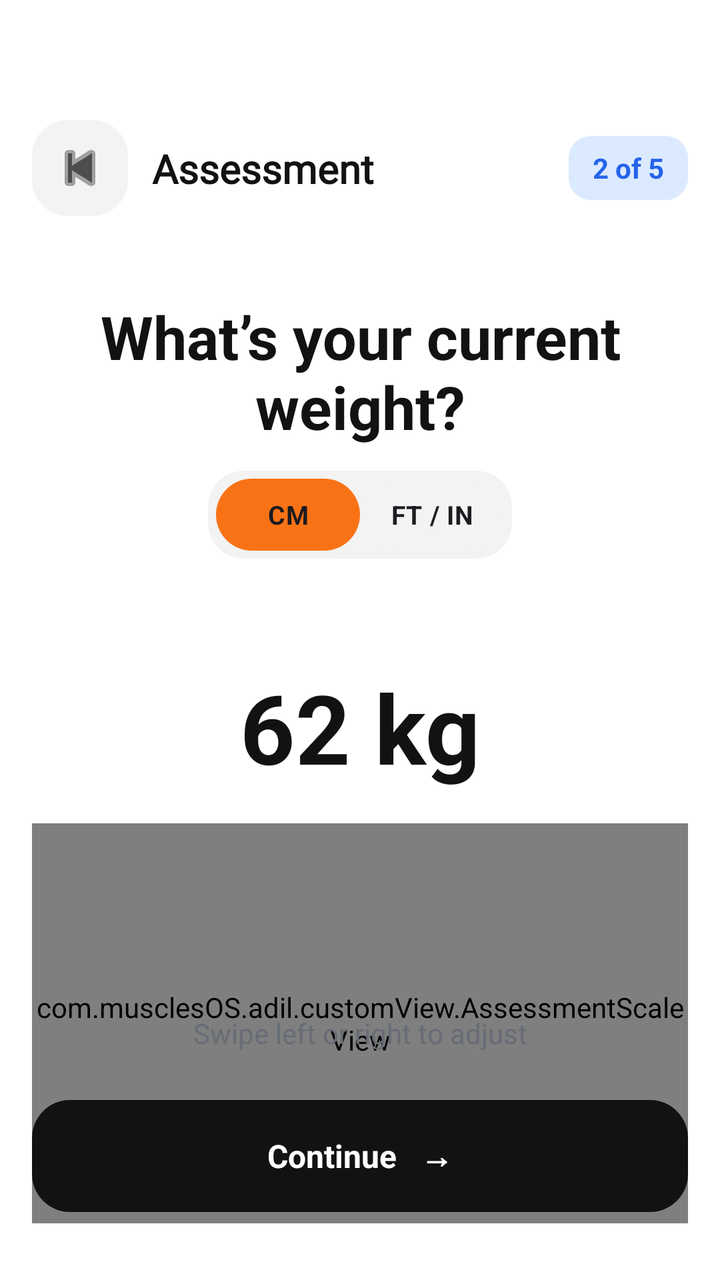
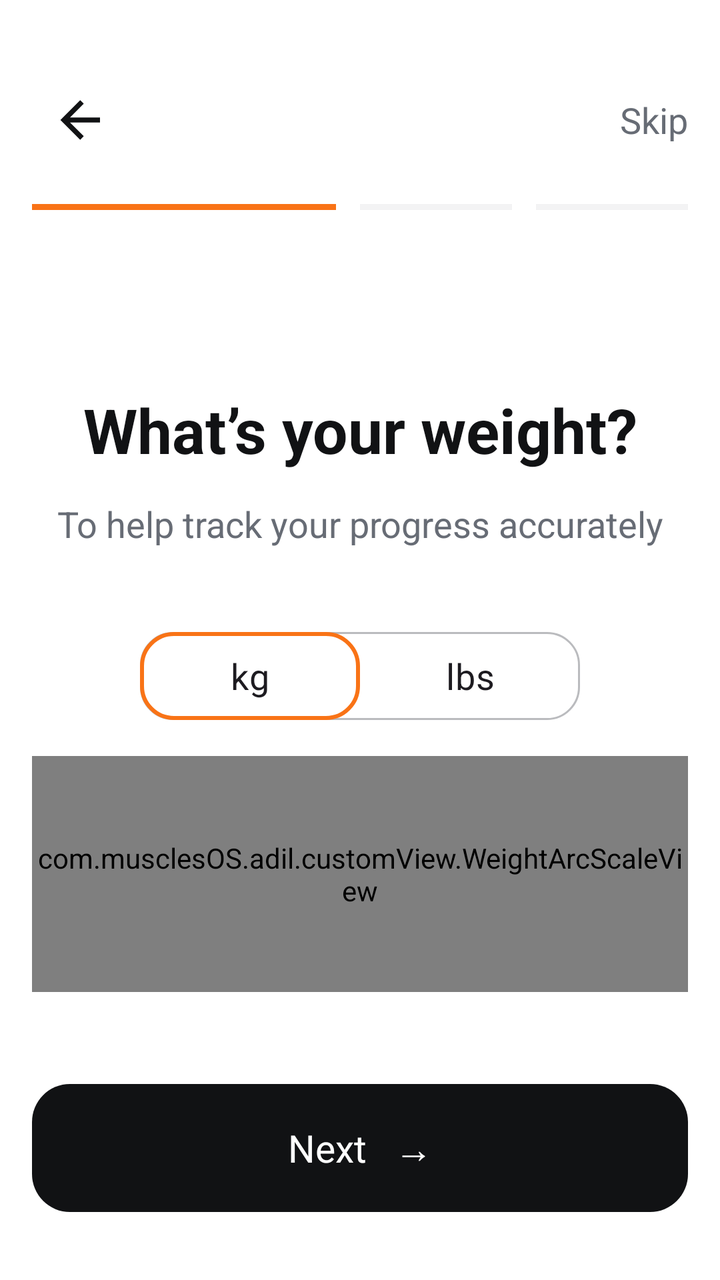

Two renders of the same Android screen: before a commit and after it. Below are the layout's source before the change and the commit's diff.
<!-- AndroidManifest.xml: application theme Theme.MuscleOS -->
<!-- res/layout/fragment_weight.xml -->
<?xml version="1.0" encoding="utf-8"?>
<androidx.constraintlayout.widget.ConstraintLayout xmlns:android="http://schemas.android.com/apk/res/android"
    xmlns:app="http://schemas.android.com/apk/res-auto"
    android:layout_width="match_parent"
    android:layout_height="match_parent"
    android:background="@color/bg_main"
    android:paddingHorizontal="16dp">

    <include
        android:id="@+id/header"
        layout="@layout/onboarding_header_height" />

    <TextView
        android:id="@+id/title"
        android:layout_width="0dp"
        android:layout_height="wrap_content"
        android:layout_marginTop="40dp"
        android:gravity="center"
        android:text="What’s your current weight?"
        android:textColor="@color/text_main"
        android:textSize="30sp"
        android:textStyle="bold"
        app:layout_constraintEnd_toEndOf="parent"
        app:layout_constraintStart_toStartOf="parent"
        app:layout_constraintTop_toBottomOf="@id/header" />

    <RadioGroup
        android:id="@+id/unitGroup"
        android:layout_width="wrap_content"
        android:layout_height="44dp"
        android:layout_marginTop="12dp"
        android:orientation="horizontal"
        android:background="@drawable/bg_onboarding_choice"
        android:padding="4dp"
        app:layout_constraintEnd_toEndOf="parent"
        app:layout_constraintStart_toStartOf="parent"
        app:layout_constraintTop_toBottomOf="@id/title">

        <RadioButton
            android:id="@+id/kg"
            android:layout_width="72dp"
            android:layout_height="match_parent"
            android:button="@null"
            android:gravity="center"
            android:text="CM"
            android:textSize="13sp"
            android:textStyle="bold"
            android:checked="true"
            android:background="@drawable/bg_onboarding_choice_selected" />

        <RadioButton
            android:id="@+id/lbs"
            android:layout_width="72dp"
            android:layout_height="match_parent"
            android:button="@null"
            android:gravity="center"
            android:text="FT / IN"
            android:textSize="13sp"
            android:textStyle="bold"
            android:background="@drawable/bg_onboarding_choice" />

    </RadioGroup>

    <TextView
        android:id="@+id/weightValue"
        android:layout_width="wrap_content"
        android:layout_height="wrap_content"
        android:layout_marginTop="52dp"
        android:text="62 kg"
        android:textColor="@color/text_main"
        android:textSize="48sp"
        android:textStyle="bold"
        app:layout_constraintEnd_toEndOf="parent"
        app:layout_constraintStart_toStartOf="parent"
        app:layout_constraintTop_toBottomOf="@id/unitGroup" />

    <com.musclesOS.adil.customView.AssessmentScaleView
        android:id="@+id/weightScale"
        android:layout_width="0dp"
        android:layout_height="200dp"
        android:layout_marginTop="16dp"
        app:layout_constraintEnd_toEndOf="parent"
        app:layout_constraintStart_toStartOf="parent"
        app:layout_constraintTop_toBottomOf="@id/weightValue"
        app:layout_constraintBottom_toTopOf="@id/hint"
        app:layout_constraintVertical_bias="0.0" />

    <TextView
        android:id="@+id/hint"
        android:layout_width="wrap_content"
        android:layout_height="wrap_content"
        android:layout_marginBottom="24dp"
        android:text="Swipe left or right to adjust"
        android:textColor="@color/text_hint"
        android:textSize="14sp"
        app:layout_constraintBottom_toTopOf="@id/button3"
        app:layout_constraintEnd_toEndOf="parent"
        app:layout_constraintStart_toStartOf="parent" />

    <TextView
        android:id="@+id/button3"
        android:layout_width="0dp"
        android:layout_height="56dp"
        android:layout_marginBottom="34dp"
        android:background="@drawable/bg_onboarding_button"
        android:gravity="center"
        android:text="Continue   →"
        android:textColor="@color/white"
        android:textSize="16sp"
        android:textStyle="bold"
        app:layout_constraintBottom_toBottomOf="parent"
        app:layout_constraintEnd_toEndOf="parent"
        app:layout_constraintStart_toStartOf="parent" />
</androidx.constraintlayout.widget.ConstraintLayout>
<!-- res/layout/onboarding_header_height.xml (included above) -->
<?xml version="1.0" encoding="utf-8"?>
<androidx.constraintlayout.widget.ConstraintLayout xmlns:android="http://schemas.android.com/apk/res/android" xmlns:app="http://schemas.android.com/apk/res-auto" android:layout_width="match_parent" android:layout_height="108dp">
    <ImageButton android:id="@+id/backButton" android:layout_width="48dp" android:layout_height="48dp" android:layout_marginTop="60dp" android:background="@drawable/bg_onboarding_choice" android:contentDescription="Back" android:src="@android:drawable/ic_media_previous" app:tint="@color/text_sub" app:layout_constraintStart_toStartOf="parent" app:layout_constraintTop_toTopOf="parent"/>
    <TextView android:id="@+id/assessmentTitle" android:layout_width="0dp" android:layout_height="wrap_content" android:layout_marginStart="12dp" android:fontFamily="@font/work_sans" android:text="Assessment" android:textColor="@color/text_main" android:textSize="20sp" android:textStyle="bold" app:layout_constraintBottom_toBottomOf="@id/backButton" app:layout_constraintStart_toEndOf="@id/backButton" app:layout_constraintTop_toTopOf="@id/backButton"/>
    <TextView android:id="@+id/progress" android:layout_width="wrap_content" android:layout_height="32dp" android:background="@drawable/bg_onboarding_tag" android:gravity="center" android:paddingHorizontal="12dp" android:text="2 of 5" android:textColor="#2563EB" android:textSize="14sp" android:textStyle="bold" app:layout_constraintBottom_toBottomOf="@id/backButton" app:layout_constraintEnd_toEndOf="parent" app:layout_constraintTop_toTopOf="@id/backButton"/>
</androidx.constraintlayout.widget.ConstraintLayout>
<!-- resources referenced by this layout -->
<resources>
  <color name="bg_main">#FFFFFF</color>
  <color name="text_hint">#676C75</color>
  <color name="text_main">#111214</color>
  <color name="text_sub">#4D4D4D</color>
  <color name="white">#FFFFFFFF</color>
  <!-- drawable bg_onboarding_button (drawable) -->
  <?xml version="1.0" encoding="utf-8"?>
  <shape xmlns:android="http://schemas.android.com/apk/res/android" android:shape="rectangle">
      <solid android:color="@color/btn_bg" />
      <corners android:radius="19dp" />
  </shape>
  <!-- drawable bg_onboarding_choice (drawable) -->
  <?xml version="1.0" encoding="utf-8"?>
  <shape xmlns:android="http://schemas.android.com/apk/res/android" android:shape="rectangle">
      <solid android:color="@color/field_bg" />
      <corners android:radius="18dp" />
  </shape>
  <!-- drawable bg_onboarding_choice_selected (drawable) -->
  <?xml version="1.0" encoding="utf-8"?>
  <shape xmlns:android="http://schemas.android.com/apk/res/android" android:shape="rectangle">
      <solid android:color="@color/orange_primary" />
      <corners android:radius="18dp" />
  </shape>
  <!-- drawable bg_onboarding_tag (drawable) -->
  <?xml version="1.0" encoding="utf-8"?>
  <shape xmlns:android="http://schemas.android.com/apk/res/android" android:shape="rectangle">
      <solid android:color="#DBEAFE" />
      <corners android:radius="11dp" />
  </shape>
  <style name="Theme.MuscleOS" parent="Base.Theme.MuscleOS" />
  <color name="btn_bg">#111214</color>
  <color name="field_bg">#F3F3F4</color>
  <color name="orange_primary">#F97316</color>
  <style name="Base.Theme.MuscleOS" parent="Theme.Material3.DayNight.NoActionBar">
          <item name="colorPrimary">@color/orange_vibrant</item>
          <item name="colorOnPrimary">@color/white</item>
          <item name="colorAccent">@color/orange_primary</item>
          <item name="android:colorAccent">@color/orange_primary</item>
          <item name="android:windowBackground">@color/bg_main</item>
          <item name="colorSurface">@color/bg_main</item>
          <item name="android:textColorPrimary">@color/text_main</item>
  
          <item name="colorSecondary">@color/orange_vibrant</item>
          <item name="colorOnSecondary">@color/white</item>
  
          <item name="colorTertiary">@color/orange_vibrant</item>
  
          <item name="colorControlActivated">@color/orange_primary</item>
          <item name="android:textColorHighlight">#33F97316</item>
      </style>
  <color name="orange_vibrant">#FF6B35</color>
</resources>

<!-- the commit's change to res/layout/fragment_weight.xml (unified diff, before → after) -->
@@ -1,121 +1,25 @@
 <?xml version="1.0" encoding="utf-8"?>
-<androidx.constraintlayout.widget.ConstraintLayout xmlns:android="http://schemas.android.com/apk/res/android"
-    xmlns:app="http://schemas.android.com/apk/res-auto"
-    android:layout_width="match_parent"
-    android:layout_height="match_parent"
-    android:background="@color/bg_main"
-    android:paddingHorizontal="16dp">
-
-    <include
-        android:id="@+id/header"
-        layout="@layout/onboarding_header_height" />
-
-    <TextView
-        android:id="@+id/title"
-        android:layout_width="0dp"
-        android:layout_height="wrap_content"
-        android:layout_marginTop="40dp"
-        android:gravity="center"
-        android:text="What’s your current weight?"
-        android:textColor="@color/text_main"
-        android:textSize="30sp"
-        android:textStyle="bold"
-        app:layout_constraintEnd_toEndOf="parent"
-        app:layout_constraintStart_toStartOf="parent"
-        app:layout_constraintTop_toBottomOf="@id/header" />
-
-    <RadioGroup
-        android:id="@+id/unitGroup"
-        android:layout_width="wrap_content"
-        android:layout_height="44dp"
-        android:layout_marginTop="12dp"
-        android:orientation="horizontal"
-        android:background="@drawable/bg_onboarding_choice"
-        android:padding="4dp"
-        app:layout_constraintEnd_toEndOf="parent"
-        app:layout_constraintStart_toStartOf="parent"
-        app:layout_constraintTop_toBottomOf="@id/title">
-
-        <RadioButton
-            android:id="@+id/kg"
-            android:layout_width="72dp"
-            android:layout_height="match_parent"
-            android:button="@null"
-            android:gravity="center"
-            android:text="CM"
-            android:textSize="13sp"
-            android:textStyle="bold"
-            android:checked="true"
-            android:background="@drawable/bg_onboarding_choice_selected" />
-
-        <RadioButton
-            android:id="@+id/lbs"
-            android:layout_width="72dp"
-            android:layout_height="match_parent"
-            android:button="@null"
-            android:gravity="center"
-            android:text="FT / IN"
-            android:textSize="13sp"
-            android:textStyle="bold"
-            android:background="@drawable/bg_onboarding_choice" />
-
+<androidx.constraintlayout.widget.ConstraintLayout xmlns:android="http://schemas.android.com/apk/res/android" xmlns:app="http://schemas.android.com/apk/res-auto" android:layout_width="match_parent" android:layout_height="match_parent" android:background="@color/bg_main" android:paddingHorizontal="16dp">
+    <include android:id="@+id/header" layout="@layout/onboarding_measurement_header" />
+    <TextView android:id="@+id/title" android:layout_width="0dp" android:layout_height="wrap_content" android:layout_marginTop="54dp" android:gravity="center" android:text="What’s your weight?" android:textColor="@color/text_main" android:textSize="31sp" android:textStyle="bold" app:layout_constraintEnd_toEndOf="parent" app:layout_constraintStart_toStartOf="parent" app:layout_constraintTop_toBottomOf="@id/header" />
+    <TextView android:id="@+id/subtitle" android:layout_width="wrap_content" android:layout_height="wrap_content" android:layout_marginTop="14dp" android:text="To help track your progress accurately" android:textColor="@color/text_hint" android:textSize="18sp" app:layout_constraintEnd_toEndOf="parent" app:layout_constraintStart_toStartOf="parent" app:layout_constraintTop_toBottomOf="@id/title" />
+    <RadioGroup android:id="@+id/unitGroup" android:layout_width="220dp" android:layout_height="44dp" android:layout_marginTop="42dp" android:background="@drawable/bg_measurement_toggle" android:orientation="horizontal" app:layout_constraintEnd_toEndOf="parent" app:layout_constraintStart_toStartOf="parent" app:layout_constraintTop_toBottomOf="@id/subtitle">
+        <RadioButton android:id="@+id/kg" android:layout_width="0dp" android:layout_height="match_parent" android:layout_weight="1" android:background="@drawable/bg_measurement_toggle_selected" android:button="@null" android:checked="true" android:gravity="center" android:text="kg" android:textSize="18sp" />
+        <RadioButton android:id="@+id/lbs" android:layout_width="0dp" android:layout_height="match_parent" android:layout_weight="1" android:background="@android:color/transparent" android:button="@null" android:gravity="center" android:text="lbs" android:textSize="18sp" />
     </RadioGroup>
-
-    <TextView
-        android:id="@+id/weightValue"
-        android:layout_width="wrap_content"
-        android:layout_height="wrap_content"
-        android:layout_marginTop="52dp"
-        android:text="62 kg"
-        android:textColor="@color/text_main"
-        android:textSize="48sp"
-        android:textStyle="bold"
-        app:layout_constraintEnd_toEndOf="parent"
-        app:layout_constraintStart_toStartOf="parent"
-        app:layout_constraintTop_toBottomOf="@id/unitGroup" />
-
-    <com.musclesOS.adil.customView.AssessmentScaleView
-        android:id="@+id/weightScale"
-        android:layout_width="0dp"
-        android:layout_height="200dp"
-        android:layout_marginTop="16dp"
-        app:layout_constraintEnd_toEndOf="parent"
-        app:layout_constraintStart_toStartOf="parent"
-        app:layout_constraintTop_toBottomOf="@id/weightValue"
-        app:layout_constraintBottom_toTopOf="@id/hint"
-        app:layout_constraintVertical_bias="0.0" />
-
-    <TextView
-        android:id="@+id/hint"
-        android:layout_width="wrap_content"
-        android:layout_height="wrap_content"
-        android:layout_marginBottom="24dp"
-        android:text="Swipe left or right to adjust"
-        android:textColor="@color/text_hint"
-        android:textSize="14sp"
-        app:layout_constraintBottom_toTopOf="@id/button3"
-        app:layout_constraintEnd_toEndOf="parent"
-        app:layout_constraintStart_toStartOf="parent" />
-
-    <TextView
-        android:id="@+id/button3"
-        android:layout_width="0dp"
-        android:layout_height="56dp"
-        android:layout_marginBottom="34dp"
-        android:background="@drawable/bg_onboarding_button"
-        android:gravity="center"
-        android:text="Continue   →"
-        android:textColor="@color/white"
-        android:textSize="16sp"
-        android:textStyle="bold"
-        app:layout_constraintBottom_toBottomOf="parent"
-        app:layout_constraintEnd_toEndOf="parent"
-        app:layout_constraintStart_toStartOf="parent" />
+    <TextView android:id="@+id/weightValue" android:layout_width="1dp" android:layout_height="1dp" android:visibility="gone" />
+    <com.musclesOS.adil.customView.WeightArcScaleView android:id="@+id/weightScale" android:layout_width="0dp" android:layout_height="0dp" android:layout_marginTop="18dp" android:layout_marginBottom="46dp" app:layout_constraintBottom_toTopOf="@id/button3" app:layout_constraintEnd_toEndOf="parent" app:layout_constraintStart_toStartOf="parent" app:layout_constraintTop_toBottomOf="@id/unitGroup" />
+    <TextView android:id="@+id/hint" android:layout_width="1dp" android:layout_height="1dp" android:visibility="gone" />
+    <TextView android:id="@+id/button3" android:layout_width="0dp" android:layout_height="64dp" android:layout_marginBottom="34dp" android:background="@drawable/bg_onboarding_button" android:gravity="center" android:text="Next   →" android:textColor="@color/btn_text" android:textSize="19sp" app:layout_constraintBottom_toBottomOf="parent" app:layout_constraintEnd_toEndOf="parent" app:layout_constraintStart_toStartOf="parent" />
 </androidx.constraintlayout.widget.ConstraintLayout>
-<!-- res/layout/onboarding_header_height.xml (included above) -->
+<!-- res/layout/onboarding_measurement_header.xml (included above) -->
 <?xml version="1.0" encoding="utf-8"?>
-<androidx.constraintlayout.widget.ConstraintLayout xmlns:android="http://schemas.android.com/apk/res/android" xmlns:app="http://schemas.android.com/apk/res-auto" android:layout_width="match_parent" android:layout_height="108dp">
-    <ImageButton android:id="@+id/backButton" android:layout_width="48dp" android:layout_height="48dp" android:layout_marginTop="60dp" android:background="@drawable/bg_onboarding_choice" android:contentDescription="Back" android:src="@android:drawable/ic_media_previous" app:tint="@color/text_sub" app:layout_constraintStart_toStartOf="parent" app:layout_constraintTop_toTopOf="parent"/>
-    <TextView android:id="@+id/assessmentTitle" android:layout_width="0dp" android:layout_height="wrap_content" android:layout_marginStart="12dp" android:fontFamily="@font/work_sans" android:text="Assessment" android:textColor="@color/text_main" android:textSize="20sp" android:textStyle="bold" app:layout_constraintBottom_toBottomOf="@id/backButton" app:layout_constraintStart_toEndOf="@id/backButton" app:layout_constraintTop_toTopOf="@id/backButton"/>
-    <TextView android:id="@+id/progress" android:layout_width="wrap_content" android:layout_height="32dp" android:background="@drawable/bg_onboarding_tag" android:gravity="center" android:paddingHorizontal="12dp" android:text="2 of 5" android:textColor="#2563EB" android:textSize="14sp" android:textStyle="bold" app:layout_constraintBottom_toBottomOf="@id/backButton" app:layout_constraintEnd_toEndOf="parent" app:layout_constraintTop_toTopOf="@id/backButton"/>
+<androidx.constraintlayout.widget.ConstraintLayout xmlns:android="http://schemas.android.com/apk/res/android" xmlns:app="http://schemas.android.com/apk/res-auto" android:layout_width="match_parent" android:layout_height="140dp">
+    <ImageButton android:id="@+id/backButton" android:layout_width="48dp" android:layout_height="48dp" android:layout_marginTop="36dp" android:background="@android:color/transparent" android:contentDescription="Back" android:padding="10dp" android:rotation="180" android:src="@drawable/ic_arrow_right" app:tint="@color/text_main" app:layout_constraintStart_toStartOf="parent" app:layout_constraintTop_toTopOf="parent" />
+    <TextView android:id="@+id/skip" android:layout_width="wrap_content" android:layout_height="48dp" android:layout_marginTop="36dp" android:gravity="center" android:text="Skip" android:textColor="@color/text_hint" android:textSize="18sp" app:layout_constraintEnd_toEndOf="parent" app:layout_constraintTop_toTopOf="parent" />
+    <LinearLayout android:id="@+id/progress" android:layout_width="0dp" android:layout_height="3dp" android:layout_marginTop="18dp" android:orientation="horizontal" app:layout_constraintEnd_toEndOf="parent" app:layout_constraintStart_toStartOf="parent" app:layout_constraintTop_toBottomOf="@id/backButton">
+        <View android:id="@+id/progressFilled" android:layout_width="0dp" android:layout_height="match_parent" android:layout_weight="2" android:background="@color/orange_primary" />
+        <View android:layout_width="0dp" android:layout_height="match_parent" android:layout_marginStart="12dp" android:layout_weight="1" android:background="@color/field_bg" />
+        <View android:layout_width="0dp" android:layout_height="match_parent" android:layout_marginStart="12dp" android:layout_weight="1" android:background="@color/field_bg" />
+    </LinearLayout>
 </androidx.constraintlayout.widget.ConstraintLayout>
<!-- resource entries referenced after the edit -->
@@ -1,9 +1,15 @@
 <!-- resources referenced by this layout -->
 <resources>
   <color name="bg_main">#FFFFFF</color>
+  <color name="btn_text">#FFFFFF</color>
   <color name="text_hint">#676C75</color>
   <color name="text_main">#111214</color>
-  <color name="text_sub">#4D4D4D</color>
+  <!-- drawable bg_measurement_toggle (drawable) -->
+  <?xml version="1.0" encoding="utf-8"?>
+  <shape xmlns:android="http://schemas.android.com/apk/res/android" android:shape="rectangle"><solid android:color="@android:color/transparent"/><stroke android:width="1dp" android:color="@color/social_stroke"/><corners android:radius="16dp"/></shape>
+  <!-- drawable bg_measurement_toggle_selected (drawable) -->
+  <?xml version="1.0" encoding="utf-8"?>
+  <shape xmlns:android="http://schemas.android.com/apk/res/android" android:shape="rectangle"><solid android:color="@android:color/transparent"/><stroke android:width="2dp" android:color="@color/orange_primary"/><corners android:radius="16dp"/></shape>
   <color name="white">#FFFFFFFF</color>
   <!-- drawable bg_onboarding_button (drawable) -->
   <?xml version="1.0" encoding="utf-8"?>
@@ -11,25 +17,20 @@
       <solid android:color="@color/btn_bg" />
       <corners android:radius="19dp" />
   </shape>
-  <!-- drawable bg_onboarding_choice (drawable) -->
+  <!-- drawable ic_arrow_right (drawable) -->
   <?xml version="1.0" encoding="utf-8"?>
-  <shape xmlns:android="http://schemas.android.com/apk/res/android" android:shape="rectangle">
-      <solid android:color="@color/field_bg" />
-      <corners android:radius="18dp" />
-  </shape>
-  <!-- drawable bg_onboarding_choice_selected (drawable) -->
-  <?xml version="1.0" encoding="utf-8"?>
-  <shape xmlns:android="http://schemas.android.com/apk/res/android" android:shape="rectangle">
-      <solid android:color="@color/orange_primary" />
-      <corners android:radius="18dp" />
-  </shape>
-  <!-- drawable bg_onboarding_tag (drawable) -->
-  <?xml version="1.0" encoding="utf-8"?>
-  <shape xmlns:android="http://schemas.android.com/apk/res/android" android:shape="rectangle">
-      <solid android:color="#DBEAFE" />
-      <corners android:radius="11dp" />
-  </shape>
+  <vector xmlns:android="http://schemas.android.com/apk/res/android"
+      android:width="30dp"
+      android:height="30dp"
+      android:viewportWidth="24"
+      android:viewportHeight="24"
+      android:tint="#FFFFFF">
+      <path
+          android:fillColor="#FFFFFF"
+          android:pathData="M4,11v2h12l-5.5,5.5l1.42,1.42L19.84,12l-7.92,-7.92L10.5,5.5L16,11H4z" />
+  </vector>
   <style name="Theme.MuscleOS" parent="Base.Theme.MuscleOS" />
+  <color name="social_stroke">#BABBBE</color>
   <color name="btn_bg">#111214</color>
   <color name="field_bg">#F3F3F4</color>
   <color name="orange_primary">#F97316</color>
